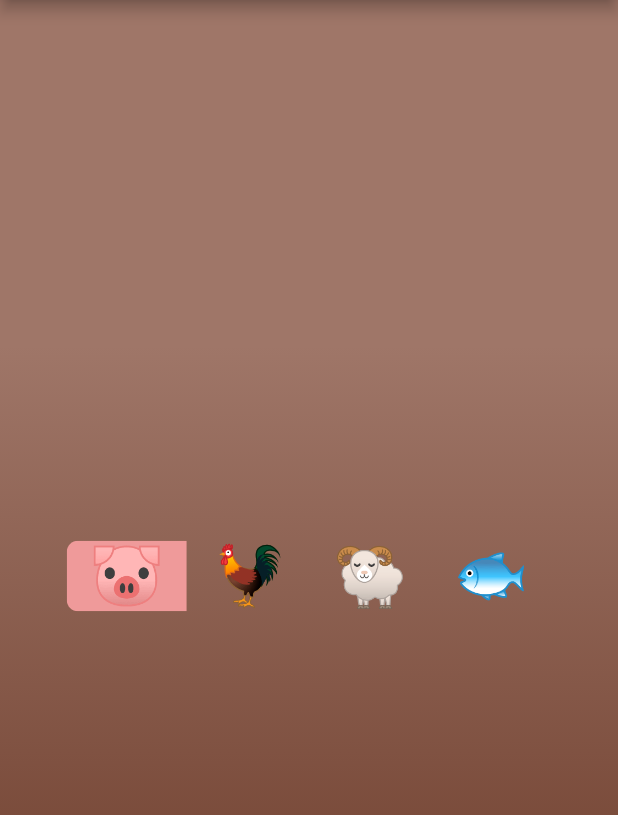
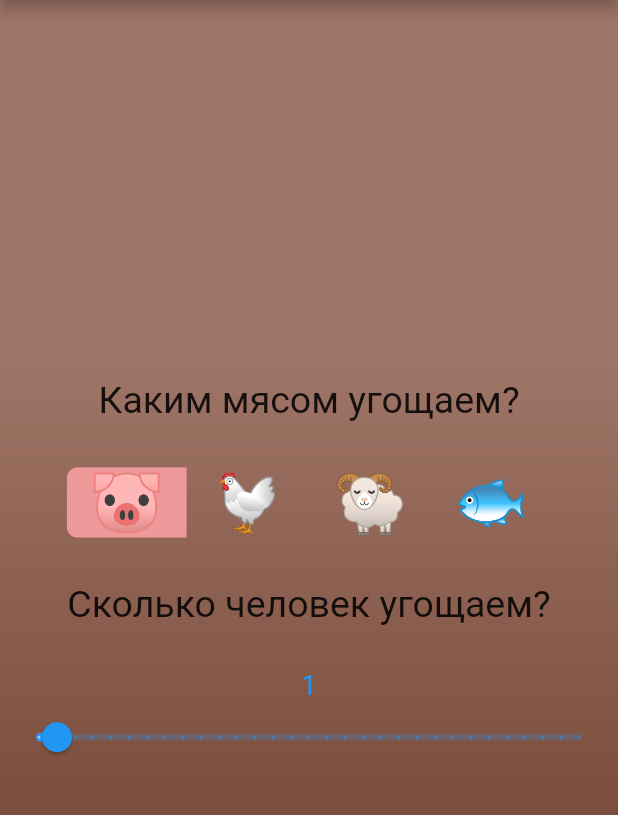
Before and after one commit to AnnaVlaShiryaeva/flutter_application_2, a Flutter app: the screen it shows after launch, after a tap on an icon or button, on a phone screen of 412 x 824 dp, the part 84-899 px from its top. Run offline on Flutter 3.47's test engine with Material 2 defaults, Android fonts, the light colour scheme and no system bars.

Commit message:
slider added

```diff
--- a/lib/page2bbq.dart
+++ b/lib/page2bbq.dart
@@ -1,10 +1,9 @@
-import 'dart:ui';
 
 import 'package:flutter/material.dart';
 
  const List<Widget> meat = <Widget>[
   Text('🐷'),
-  Text('🐓'),
+  Text('🐔'),
   Text('🐏'),
   Text('🐟'),
 ];
@@ -23,6 +22,7 @@ class Page2 extends StatefulWidget {
 
 class _Page2State extends State<Page2> {
   String message = "";
+  int _currentSliderValue = 1;
   @override
   Widget build(BuildContext context) {
     // This method is rerun every time setState is called, for instance as done
@@ -53,7 +53,14 @@ class _Page2State extends State<Page2> {
             ],
           )),
               child: Center(
-                child: ToggleButtons(
+                child: Column(
+                  mainAxisAlignment: MainAxisAlignment.center,
+                  children: [
+                    const Text("Каким мясом угощаем?\n",
+                    style: TextStyle(fontSize: 25),
+                    textAlign: TextAlign.center,
+                    ),
+                    ToggleButtons(
                       textStyle: const TextStyle(fontSize: 40 ),
                       isSelected: _selectedMeat,
                       onPressed: (int index) {
@@ -79,6 +86,31 @@ class _Page2State extends State<Page2> {
                       ),
                       children: meat
                     ),
+
+                    const Text("\nСколько человек угощаем?\n",
+                      textAlign: TextAlign.center,
+                      style: TextStyle(fontSize: 25 ),
+
+                      ),
+                    Text (_currentSliderValue.toString(),
+                      style: const TextStyle(fontSize: 18, color: Colors.blue ),
+
+                    ),
+
+                  Slider(
+                    value: _currentSliderValue.toDouble(),
+                    max: 30,
+                    divisions: 30,
+                    label: _currentSliderValue.round().toString(),
+                    onChanged: (double value) {
+                      setState(() {
+                        _currentSliderValue = value.toInt();
+                      });
+                    }
+                  )
+                  ],
+
+                ),
               )
              ),
     );
```
Lines whose indentation alone changed are shown as unchanged.
